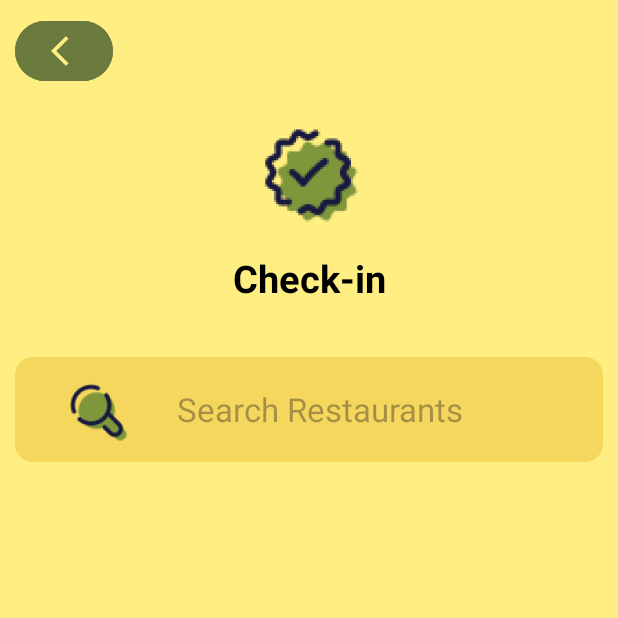
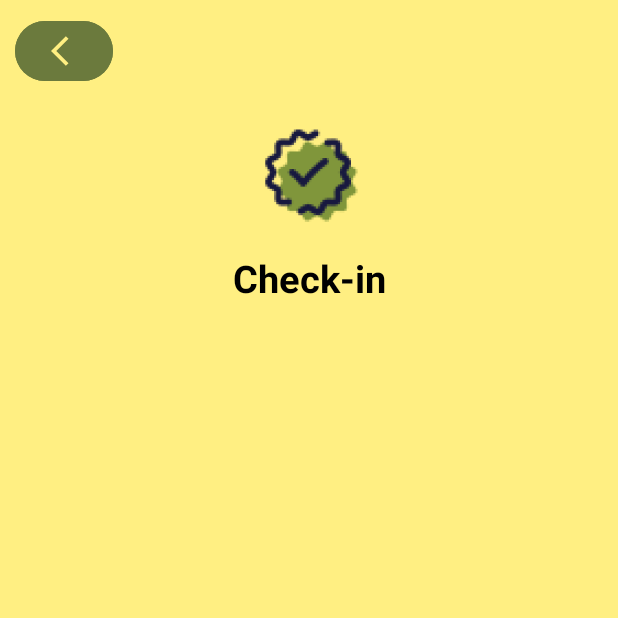
Before and after one commit to ngtri1809/gachaurant, an Android app: the CheckIn screen opened directly, with no data from a screen before it, on a phone screen of 412 x 824 dp, the top half of it. Run offline under Robolectric (Android 15) with nearby library versions, the phone set to English and light mode, and no system bars; our stand-ins replace Firebase (no records; nobody signed in at launch, a user with empty details on screens opened directly).

Commit message:
checkin and rewards done locally on app, format changes

```diff
--- a/app/src/main/res/layout/fragment_checkin.xml
+++ b/app/src/main/res/layout/fragment_checkin.xml
@@ -51,18 +51,6 @@
         android:textSize="25sp"
         android:textStyle="bold" />
 
-    <!-- Search Bar -->
-    <EditText
-        android:layout_width="match_parent"
-        android:layout_height="70dp"
-        android:hint="Search Restaurants"
-        android:layout_marginTop="35dp"
-        android:layout_marginStart="10dp"
-        android:layout_marginEnd="10dp"
-        android:inputType="text"
-        android:textSize="22sp"
-        android:drawableLeft="@mipmap/searchbar_foreground"
-        android:background="@drawable/rounded_background" />
 
         <androidx.recyclerview.widget.RecyclerView
             android:id="@+id/restaurantsRecyclerView"
--- a/app/src/main/res/layout/item_restaurant.xml
+++ b/app/src/main/res/layout/item_restaurant.xml
@@ -14,7 +14,7 @@
         app:layout_constraintTop_toTopOf="parent"
         app:layout_constraintBottom_toBottomOf="parent"
         app:layout_constraintLeft_toLeftOf="parent"
-        android:src="@drawable/restaurant_inventory"
+        android:src="@drawable/homeicon"
         android:layout_width="wrap_content"
         android:layout_height="wrap_content" />
 
```
Also changed, not shown: app/src/main/java/com/example/gachaurant/RewardsActivity.java (+12 -0 lines), app/src/main/res/layout/activity_rewards.xml (+11 -0 lines), app/src/main/res/layout/fragment_profile.xml (+2 -12 lines), app/src/main/res/layout/fragment_rewards.xml (+10 -12 lines), app/src/main/res/drawable/backbutton.png (added), app/src/main/res/drawable/homeicon.png (added).
